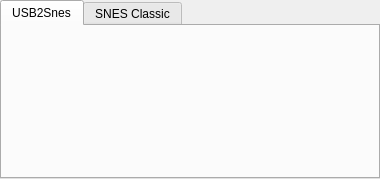
Qt form consoleswitcher.ui (Skarsnik/Savestate2snes) before a commit.
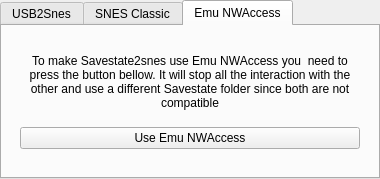
The same form after that commit. The open tabs and pages were chosen to show the change. Custom widgets are drawn as their Qt base class.

Patch:
```diff
--- a/consoleswitcher.ui
+++ b/consoleswitcher.ui
@@ -59,7 +59,7 @@
       </sizepolicy>
      </property>
      <property name="currentIndex">
-      <number>0</number>
+      <number>2</number>
      </property>
      <widget class="QWidget" name="usb2snesTab">
       <attribute name="title">
@@ -251,6 +251,86 @@
        </item>
       </layout>
      </widget>
+     <widget class="QWidget" name="nwaccessTab">
+      <attribute name="title">
+       <string>Emu NWAccess</string>
+      </attribute>
+      <layout class="QHBoxLayout" name="horizontalLayout_7">
+       <item>
+        <widget class="QStackedWidget" name="nwaccessStackedWidget">
+         <property name="currentIndex">
+          <number>1</number>
+         </property>
+         <widget class="QWidget" name="page_2">
+          <layout class="QVBoxLayout" name="verticalLayout_4">
+           <item>
+            <spacer name="verticalSpacer_7">
+             <property name="orientation">
+              <enum>Qt::Vertical</enum>
+             </property>
+             <property name="sizeHint" stdset="0">
+              <size>
+               <width>20</width>
+               <height>40</height>
+              </size>
+             </property>
+            </spacer>
+           </item>
+           <item>
+            <widget class="QLabel" name="label_3">
+             <property name="text">
+              <string>To make Savestate2snes use Emu NWAccess you  need to press the button bellow. It will stop all the interaction with the other and use a different Savestate folder since both are not compatible</string>
+             </property>
+             <property name="alignment">
+              <set>Qt::AlignCenter</set>
+             </property>
+             <property name="wordWrap">
+              <bool>true</bool>
+             </property>
+            </widget>
+           </item>
+           <item>
+            <spacer name="verticalSpacer_8">
+             <property name="orientation">
+              <enum>Qt::Vertical</enum>
+             </property>
+             <property name="sizeHint" stdset="0">
+              <size>
+               <width>20</width>
+               <height>40</height>
+              </size>
+             </property>
+            </spacer>
+           </item>
+           <item>
+            <widget class="QPushButton" name="emunwaccessButton">
+             <property name="text">
+              <string>Use Emu NWAccess</string>
+             </property>
+            </widget>
+           </item>
+           <item>
+            <spacer name="verticalSpacer_9">
+             <property name="orientation">
+              <enum>Qt::Vertical</enum>
+             </property>
+             <property name="sizeHint" stdset="0">
+              <size>
+               <width>20</width>
+               <height>40</height>
+              </size>
+             </property>
+            </spacer>
+           </item>
+          </layout>
+         </widget>
+         <widget class="NWAccessStatut" name="nwaccessStatut">
+          <layout class="QHBoxLayout" name="horizontalLayout_6"/>
+         </widget>
+        </widget>
+       </item>
+      </layout>
+     </widget>
     </widget>
    </item>
   </layout>
@@ -268,6 +348,12 @@
    <header>snesclassicstatut.h</header>
    <container>1</container>
   </customwidget>
+  <customwidget>
+   <class>NWAccessStatut</class>
+   <extends>QWidget</extends>
+   <header>nwaccessstatut.h</header>
+   <container>1</container>
+  </customwidget>
  </customwidgets>
  <resources/>
  <connections/>
```
